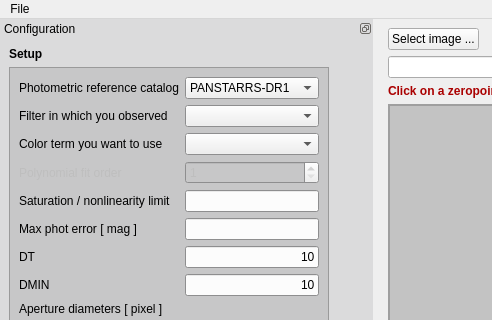
Qt form src/abszp/abszeropoint.ui (schirmermischa/THELI) before a commit; both pictures show x 0 to 492 and y 0 to 320 of the 879 by 750 pixel window.
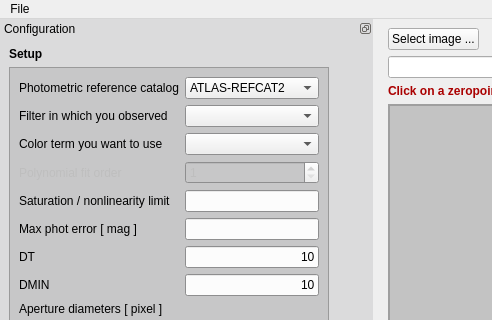
The same form after that commit. Custom widgets are drawn as their Qt base class.

Commit message: Added ATLAS-REFCAT2 as an all-sky photometric reference catalog (provides accurate griz photometry)

```diff
--- a/src/abszp/abszeropoint.ui
+++ b/src/abszp/abszeropoint.ui
@@ -608,6 +608,11 @@
           <property name="statusTip">
            <string>A photometric reference catalog matching the filter of your observations. PANSTARRS queries can take several minutes.</string>
           </property>
+          <item>
+           <property name="text">
+            <string>ATLAS-REFCAT2</string>
+           </property>
+          </item>
           <item>
            <property name="text">
             <string>PANSTARRS-DR1</string>
```
The commit also changes 9 other files.
